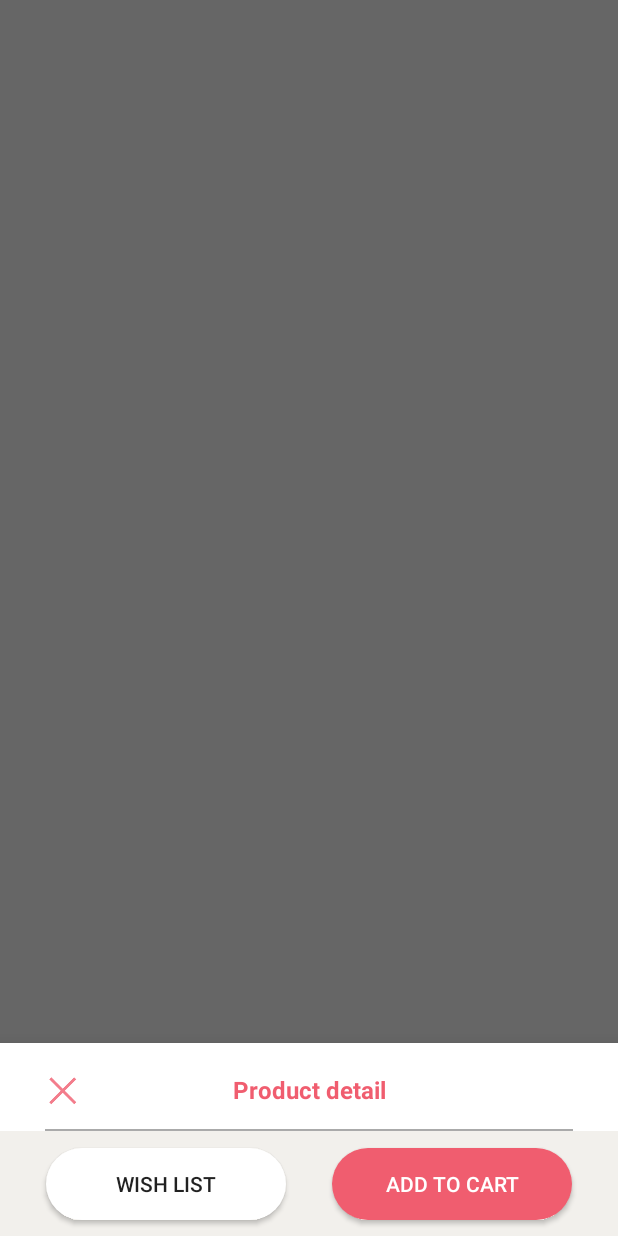
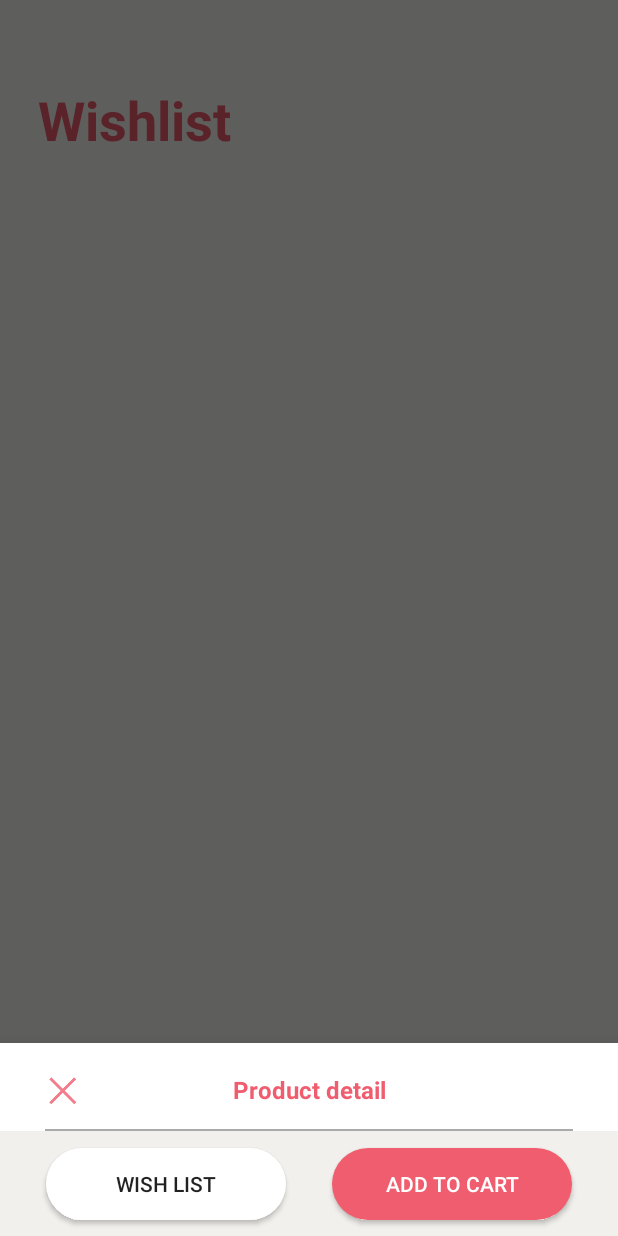
Before and after one commit to subind/ClothesStore, an Android app: the fragment ProductDetailBottomSheetFragment placed in its activity, item 2 of the bottom bar chosen, on a phone screen of 412 x 824 dp. Run offline under Robolectric (Android 15) with nearby library versions, the light colour scheme and no system bars; our stand-ins replace navigation-ui; 3 statements that could not run were skipped.

Commit message:
loadImageUsingDrawable added, inflateViewIfLastElement modified, callback from bottom sheet fragment to catalogue fragment fixed,

```diff
--- a/app/src/main/java/com/example/clothesstore/presentation/fragments/catalogue/CatalogueFragment.kt
+++ b/app/src/main/java/com/example/clothesstore/presentation/fragments/catalogue/CatalogueFragment.kt
@@ -7,6 +7,8 @@ import android.view.LayoutInflater
 import android.view.View
 import android.view.ViewGroup
 import androidx.fragment.app.Fragment
+import androidx.lifecycle.Lifecycle
+import androidx.lifecycle.LifecycleEventObserver
 import androidx.lifecycle.Observer
 import androidx.navigation.fragment.findNavController
 import androidx.recyclerview.widget.GridLayoutManager
@@ -40,29 +42,26 @@ class CatalogueFragment : Fragment() {
         initUi(view)
         initObservers()
         val navController = findNavController()
-        /*val navBackStackEntry = navController.getBackStackEntry((R.id.catalogueFragment))
+        val navBackStackEntry = navController.getBackStackEntry((R.id.catalogueFragment))
+
+        //Refer : https://developer.android.com/guide/navigation/navigation-programmatic#returning_a_result
         val observer = LifecycleEventObserver { _, event ->
-            if (event == Lifecycle.Event.ON_DESTROY) {
             if (event == Lifecycle.Event.ON_RESUME
                 && navBackStackEntry.savedStateHandle.contains("key")
             ) {
                 val result = navBackStackEntry.savedStateHandle.get<Product>("key")
+                navBackStackEntry.savedStateHandle.remove<Product>("key")
                 Log.i(TAG, "onViewCreated: $result")
                 result?.let { homeViewModel.setWishListLiveData(it) }
             }
+
         }
-        }
+        navBackStackEntry.lifecycle.addObserver(observer)
         viewLifecycleOwner.lifecycle.addObserver(LifecycleEventObserver { _, event ->
             if (event == Lifecycle.Event.ON_DESTROY) {
                 navBackStackEntry.lifecycle.removeObserver(observer)
             }
-        })*/
-        navController.currentBackStackEntry?.savedStateHandle?.getLiveData<Product>("key")?.observe(
-            viewLifecycleOwner) { result ->
-            Log.i(TAG, "onViewCreated: $result")
-            result?.let { homeViewModel.setWishListLiveData(it) }
-        }
-
+        })
     }
 
     override fun onAttach(context: Context) {
--- a/app/src/main/java/com/example/clothesstore/presentation/fragments/product/ProductDetailAdapter.kt
+++ b/app/src/main/java/com/example/clothesstore/presentation/fragments/product/ProductDetailAdapter.kt
@@ -9,7 +9,7 @@ import androidx.recyclerview.widget.RecyclerView
 import com.example.clothesstore.R
 import com.example.clothesstore.domain.model.Product
 import com.example.clothesstore.domain.model.ProductDetail
-import com.example.clothesstore.utils.AppUtils.Companion.inflateEmptyBlockIfLastElement
+import com.example.clothesstore.utils.AppUtils.Companion.inflateViewIfLastElement
 import com.example.clothesstore.utils.isAvailable
 import com.example.clothesstore.utils.loadImageUsingUrl
 import com.example.clothesstore.utils.toProductDetails
@@ -58,7 +58,7 @@ class ProductDetailAdapter(product: Product): RecyclerView.Adapter<RecyclerView.
                 holder.apply {
                     tvTitle.text = row.secondaryInfo?.title
                     tvDescription.text = row.secondaryInfo?.body
-                    viewEmptyBlock.visibility = inflateEmptyBlockIfLastElement(position, productDetails)
+                    viewEmptyBlock.visibility = inflateViewIfLastElement(position, productDetails.size)
                 }
             }
         }
--- a/app/src/main/java/com/example/clothesstore/presentation/fragments/wishlist/WishlistAdapter.kt
+++ b/app/src/main/java/com/example/clothesstore/presentation/fragments/wishlist/WishlistAdapter.kt
@@ -8,15 +8,22 @@ import android.widget.TextView
 import androidx.recyclerview.widget.RecyclerView
 import com.example.clothesstore.R
 import com.example.clothesstore.domain.model.Product
+import com.example.clothesstore.utils.AppUtils.Companion.inflateViewIfLastElement
+import com.example.clothesstore.utils.loadImageUsingDrawable
 import com.example.clothesstore.utils.loadImageUsingUrl
 
-class WishlistAdapter(wishList: List<Product>) : RecyclerView.Adapter<RecyclerView.ViewHolder>() {
+class WishlistAdapter(wishList: MutableList<Product>) : RecyclerView.Adapter<RecyclerView.ViewHolder>() {
 
     private val wishList: List<Product>
     var onItemClick: ((Product) -> Unit)? = null
 
     init {
-        this.wishList = wishList
+        this.wishList = wishList.apply {
+            wishList.add(
+                0,
+                Product(viewHolderType = Product.TITLE_SECTION, viewHolderTitle = "Wishlist")
+            )
+        }
     }
 
     override fun onCreateViewHolder(parent: ViewGroup, viewType: Int): RecyclerView.ViewHolder {
@@ -60,11 +67,13 @@ class WishlistAdapter(wishList: List<Product>) : RecyclerView.Adapter<RecyclerVi
                     tvPrice.text = row.price.toString()
                     tvQuantity.text = row.stock.toString()
                     ivAddToBasket.apply {
+                        loadImageUsingDrawable(R.drawable.icon_active_basket)
                         visibility = View.VISIBLE
                         setOnClickListener {
                             onItemClick?.invoke(row)
                         }
                     }
+                    viewDividerBottom.visibility = inflateViewIfLastElement(position, wishList.size)
                 }
             }
             is EmptyListMessageViewHolder -> {
@@ -87,6 +96,7 @@ class WishlistAdapter(wishList: List<Product>) : RecyclerView.Adapter<RecyclerVi
         internal val tvPrice = itemView.findViewById<TextView>(R.id.tv_price)
         internal val tvQuantity = itemView.findViewById<TextView>(R.id.tv_quantity)
         internal val ivAddToBasket = itemView.findViewById<ImageView>(R.id.iv_add_to_basket)
+        internal val viewDividerBottom = itemView.findViewById<View>(R.id.view_divider_bottom)
     }
 
     class EmptyListMessageViewHolder(itemView: View) : RecyclerView.ViewHolder(itemView) {
--- a/app/src/main/java/com/example/clothesstore/presentation/home/HomeViewModel.kt
+++ b/app/src/main/java/com/example/clothesstore/presentation/home/HomeViewModel.kt
@@ -25,7 +25,7 @@ class HomeViewModel @Inject constructor(private val fetchProductsUseCase: FetchP
     var wishedProducts = mutableListOf<Product>()
 
     init {
-        //wishedProducts.clear()
+        wishedProducts.clear()
         fetchProducts()
     }
 
--- a/app/src/main/res/layout/fragment_wishlist.xml
+++ b/app/src/main/res/layout/fragment_wishlist.xml
@@ -2,7 +2,8 @@
 <androidx.constraintlayout.widget.ConstraintLayout xmlns:android="http://schemas.android.com/apk/res/android"
     xmlns:app="http://schemas.android.com/apk/res-auto"
     android:layout_width="match_parent"
-    android:layout_height="match_parent">
+    android:layout_height="match_parent"
+    android:background="@color/background">
 
     <androidx.recyclerview.widget.RecyclerView
         android:id="@+id/rv_wishes"
--- a/app/src/main/res/layout/item_wish.xml
+++ b/app/src/main/res/layout/item_wish.xml
@@ -3,14 +3,14 @@
     xmlns:app="http://schemas.android.com/apk/res-auto"
     xmlns:tools="http://schemas.android.com/tools"
     android:layout_width="match_parent"
-    android:layout_height="match_parent">
+    android:layout_height="wrap_content"
+    android:background="@color/item_bg_wish">
 
     <View
         android:id="@+id/view"
         android:layout_width="match_parent"
         android:layout_height="1dp"
         android:layout_marginStart="140dp"
-        android:layout_marginTop="10dp"
         android:layout_marginEnd="20dp"
         android:background="@android:color/darker_gray"
         app:layout_constraintEnd_toEndOf="parent"
@@ -69,6 +69,7 @@
         app:layout_constraintTop_toTopOf="@+id/tv_price" />
 
     <View
+        android:id="@+id/view_divider_bottom"
         android:layout_width="match_parent"
         android:layout_height="1dp"
         android:layout_marginStart="140dp"
--- a/app/src/main/res/values/colors.xml
+++ b/app/src/main/res/values/colors.xml
@@ -12,6 +12,7 @@
     <color name="active">#f05d6f</color>
     <color name="divider">#d7d5cf</color>
     <color name="background">#ecebe7</color>
+    <color name="item_bg_wish">#ebeae4</color>
     <color name="background_product_detail">#f2f0ec</color>
     <color name="item_bg_product">#fffffe</color>
     <color name="item_background">#ebeae4</color>
```
Also changed, not shown: app/src/main/java/com/example/clothesstore/utils/AppExtensions.kt (+11 -0 lines), app/src/main/java/com/example/clothesstore/utils/AppUtils.kt (+5 -3 lines). Lines whose indentation alone changed are shown as unchanged.
